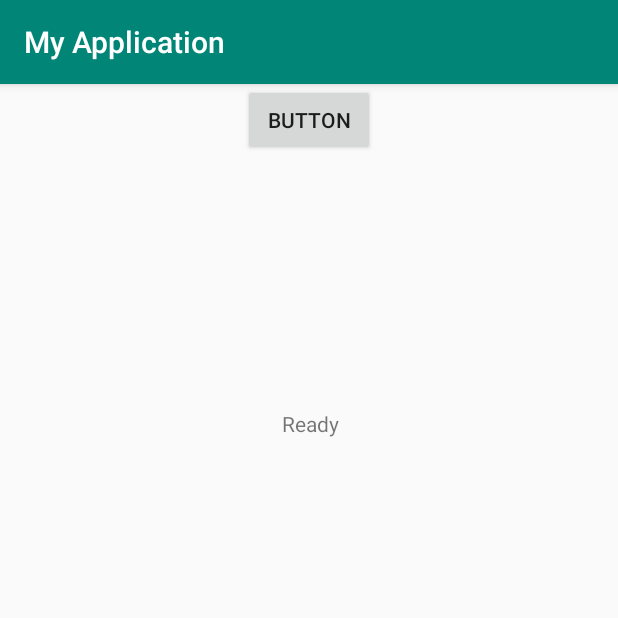
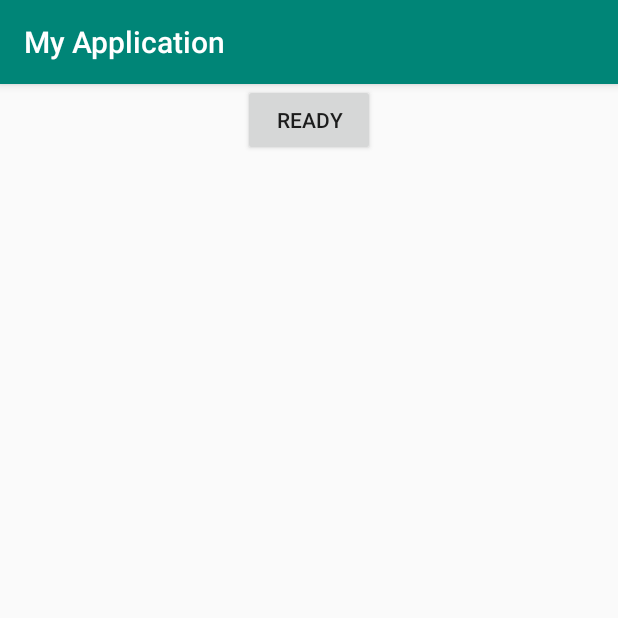
Before and after one commit to AnneliKlamas/Andmeteaduse-pp, an Android app: the screen it shows after launch (MainActivity), on a phone screen of 412 x 824 dp, the top half of it. Run offline under Robolectric (Android 15) with nearby library versions, the phone set to English and light mode, and no system bars; libraries missing offline, so code that uses them is left out: com.chaquo.python.

Commit message:
Seletused kasutajale nupul

```diff
--- a/app/src/main/java/com/example/myapplication/MainActivity.java
+++ b/app/src/main/java/com/example/myapplication/MainActivity.java
@@ -29,7 +29,6 @@ public class MainActivity extends AppCompatActivity implements Informer{
     Context context = this;
     Button button;
 
-    public static TextView status;
     public static TextView text;
     public static List<String> data = new ArrayList<>();
 
@@ -50,13 +49,16 @@ public class MainActivity extends AppCompatActivity implements Informer{
 
         button = findViewById(R.id.button);
         text = findViewById(R.id.text);
-        status = findViewById(R.id.status);
+
         int counter = 0;
         new fetchData(this).execute();
+        button.setText("Getting data");
         button.setEnabled(false);
         button.setOnClickListener(new View.OnClickListener() {
             @Override
             public void onClick(View view) {
+                button.setEnabled(false);
+                button.setText("Loading data");
                 try {
                     writeFile(data.get(0));
                 } catch (IOException e) {
@@ -69,9 +71,9 @@ public class MainActivity extends AppCompatActivity implements Informer{
                     PyObject pym =py.getModule("proov");
                     PyObject pyf = pym.callAttr("biggestFunding", path);
                     text.setText(pyf.toString());
+                    button.setText("Ready");
+                    button.setEnabled(true);
                 }
-
-
             }
          });
     }
@@ -79,7 +81,7 @@ public class MainActivity extends AppCompatActivity implements Informer{
     @Override
     public void onTaskDone(String output) {
         data.add(output);
-        status.setText("Ready");
+        button.setText("Ready");
         button.setEnabled(true);
     }
 
--- a/app/src/main/res/layout/activity_main.xml
+++ b/app/src/main/res/layout/activity_main.xml
@@ -19,25 +19,8 @@
         android:id="@+id/button"
         android:layout_width="wrap_content"
         android:layout_height="wrap_content"
-        android:text="Button"
         app:layout_constraintEnd_toEndOf="parent"
         app:layout_constraintStart_toStartOf="parent"
         tools:layout_editor_absoluteY="209dp" />
 
-    <TextView
-        android:id="@+id/status"
-        android:layout_width="wrap_content"
-        android:layout_height="wrap_content"
-        android:layout_marginStart="177dp"
-        android:layout_marginLeft="177dp"
-        android:layout_marginTop="46dp"
-        android:layout_marginEnd="176dp"
-        android:layout_marginRight="176dp"
-        android:layout_marginBottom="409dp"
-        app:layout_constraintBottom_toBottomOf="parent"
-        app:layout_constraintEnd_toEndOf="parent"
-        app:layout_constraintStart_toStartOf="parent"
-        app:layout_constraintTop_toBottomOf="@+id/button"
-        tools:text="Not Ready?" />
-
 </androidx.constraintlayout.widget.ConstraintLayout>
```
Also changed, not shown: 1 other file.
